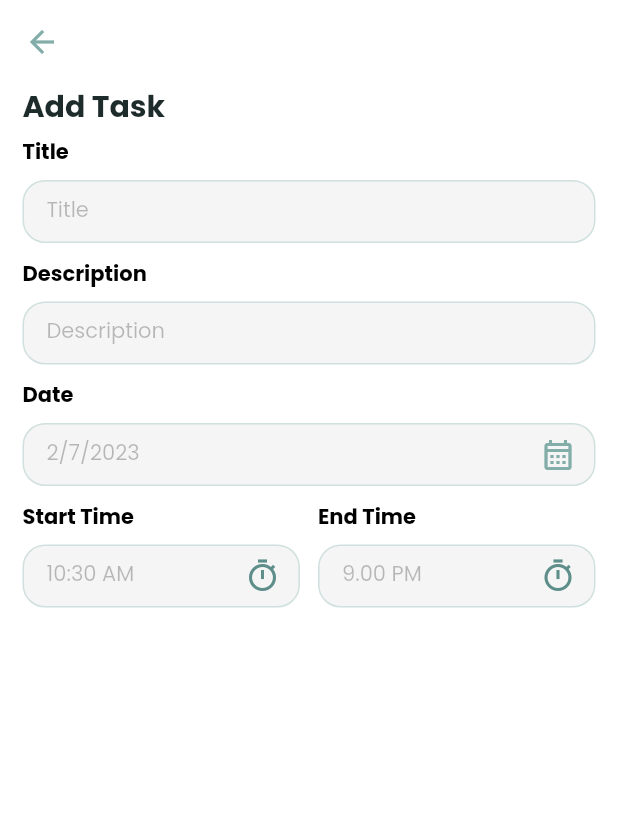
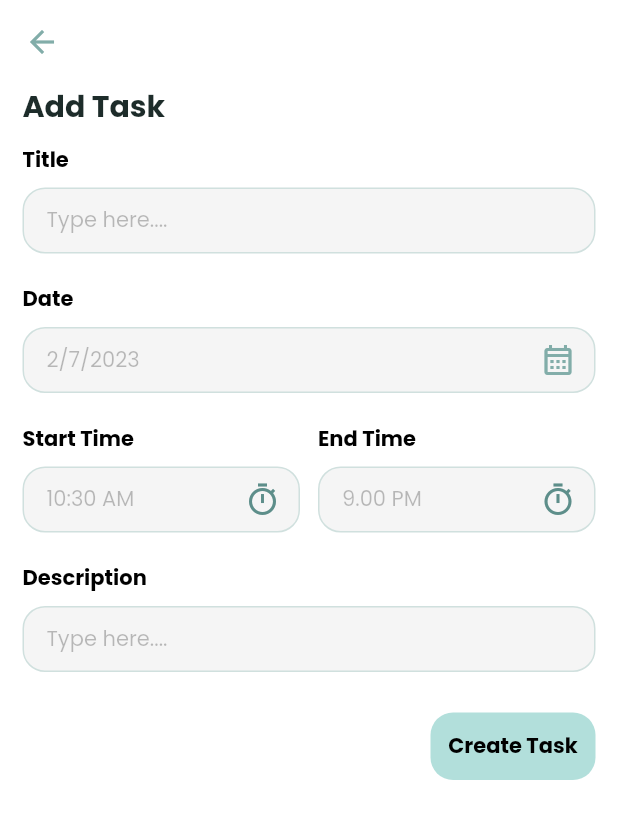
Before and after one commit to amira334/todo, a Flutter app: the screen it shows after launch, on a phone screen of 412 x 824 dp. Shown: the top 819 px of the screen. Run offline on Flutter 3.47's test engine with Material 2 defaults, Android fonts, the phone set to English and light mode, and no system bars; our stand-ins replace date_picker_timeline, get.

Commit message:
added 'submit form'

```diff
--- a/lib/screens/add_task_screen.dart
+++ b/lib/screens/add_task_screen.dart
@@ -2,6 +2,7 @@ import 'package:flutter/material.dart';
 import 'package:get/get.dart';
 import '../widgets/input_field.dart';
 import 'package:intl/intl.dart';
+import '../widgets/button.dart';
 
 class AddTaskScreen extends StatefulWidget {
   const AddTaskScreen({Key? key}) : super(key: key);
@@ -11,6 +12,8 @@ class AddTaskScreen extends StatefulWidget {
 }
 
 class _AddTaskScreenState extends State<AddTaskScreen> {
+  final TextEditingController _titleController = TextEditingController();
+  final TextEditingController _noteController = TextEditingController();
   DateTime _selectedDate = DateTime.now();
   String _startTime = DateFormat('hh:mm a').format(DateTime.now()).toString();
   String _endTime = '9.00 PM';
@@ -56,14 +59,11 @@ class _AddTaskScreenState extends State<AddTaskScreen> {
                     .of(context)
                     .textTheme
                     .headline6,),
-              const InputField(
+              InputField(
                 title: 'Title',
-                hint: 'Title',
+                hint: 'Type here....', controller: _titleController,
               ),
-              const InputField(
-                title: 'Description',
-                hint: 'Description',
-              ),
+
               InputField(
                 title: 'Date',
                 hint: DateFormat.yMd().format(_selectedDate),
@@ -106,12 +106,50 @@ class _AddTaskScreenState extends State<AddTaskScreen> {
                       )
                   )),
                 ],
-              )
+              ),
+
+              Container(
+                height: 100,
+                child: InputField(
+                  title: 'Description',
+                  hint: 'Type here....', controller: _titleController
+                ),
+              ),
+
+              Row(
+                mainAxisAlignment: MainAxisAlignment.end,
+                children: [
+                  Container(
+                    margin: const EdgeInsets.symmetric(vertical: 10),
+                      child: Button(label: 'Create Task', onTap: () => _validatedData(),)),
+                ],
+              ),
             ],
           ),
         ),
       ),
     );
+  }
+
+  _validatedData() {
+     if(_titleController.text.isNotEmpty && _noteController.text.isNotEmpty){
+       Get.back();
+       Get.snackbar('Required', 'Successfully added task',
+           snackPosition: SnackPosition.TOP,
+           icon: const Icon(Icons.check_circle_outline_outlined),
+           backgroundColor: const Color(0xff9BDDFF),
+           colorText: Colors.black
+       );
+     }
+     else if(_titleController.text.isEmpty || _noteController.text.isEmpty){
+       Get.snackbar('Required', 'All fields are required',
+       snackPosition: SnackPosition.TOP,
+       icon: const Icon(Icons.warning_amber_outlined),
+       backgroundColor: const Color(0xffF8BEC3),
+       colorText: Colors.black
+       );
+     }
+
   }
 
   _getDate() async {
--- a/lib/widgets/input_field.dart
+++ b/lib/widgets/input_field.dart
@@ -19,7 +19,7 @@ class InputField extends StatelessWidget {
   Widget build(BuildContext context) {
     return Container(
       margin: const EdgeInsets.symmetric(
-        vertical: 5
+        vertical: 10
       ),
       child: Column(
         crossAxisAlignment: CrossAxisAlignment.start,
@@ -29,7 +29,7 @@ class InputField extends StatelessWidget {
             style: Theme.of(context).textTheme.bodyText2,
           ),
           Container(
-            height: 42,
+            height: 44,
             margin: const EdgeInsets.only(top: 8),
             padding: EdgeInsets.only(left:15),
             decoration: BoxDecoration(
```
